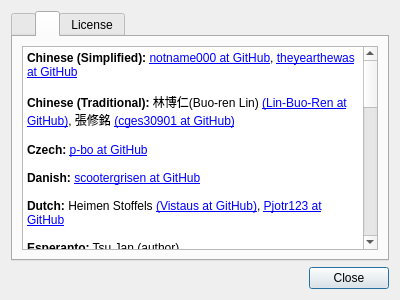
Old version of the form featherpad/about.ui in the repository vecnathewhisperd0/FeatherPad.
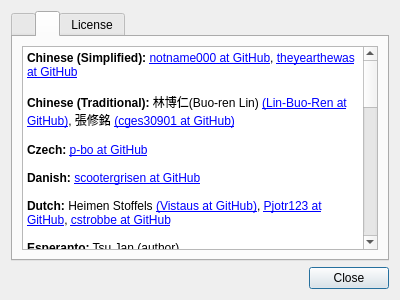
New version of the form. The open tabs and pages were chosen to show the change.

The edit to the form file:
```diff
--- a/featherpad/about.ui
+++ b/featherpad/about.ui
@@ -105,7 +105,7 @@
 &lt;p style=&quot;-qt-paragraph-type:empty; margin-top:0px; margin-bottom:0px; margin-left:0px; margin-right:0px; -qt-block-indent:0; text-indent:0px;&quot;&gt;&lt;br /&gt;&lt;/p&gt;
 &lt;p style=&quot; margin-top:0px; margin-bottom:0px; margin-left:0px; margin-right:0px; -qt-block-indent:0; text-indent:0px;&quot;&gt;&lt;span style=&quot; font-weight:600;&quot;&gt;Danish:&lt;/span&gt; &lt;a href=&quot;https://github.com/scootergrisen&quot;&gt;scootergrisen at GitHub&lt;/a&gt;&lt;/p&gt;
 &lt;p style=&quot;-qt-paragraph-type:empty; margin-top:0px; margin-bottom:0px; margin-left:0px; margin-right:0px; -qt-block-indent:0; text-indent:0px;&quot;&gt;&lt;br /&gt;&lt;/p&gt;
-&lt;p style=&quot; margin-top:0px; margin-bottom:0px; margin-left:0px; margin-right:0px; -qt-block-indent:0; text-indent:0px;&quot;&gt;&lt;span style=&quot; font-weight:600;&quot;&gt;Dutch:&lt;/span&gt; Heimen Stoffels &lt;a href=&quot;https://github.com/Vistaus&quot;&gt;(Vistaus at GitHub)&lt;/a&gt;, &lt;a href=&quot;https://github.com/Pjotr123&quot;&gt;Pjotr123 at GitHub&lt;/a&gt;&lt;/p&gt;
+&lt;p style=&quot; margin-top:0px; margin-bottom:0px; margin-left:0px; margin-right:0px; -qt-block-indent:0; text-indent:0px;&quot;&gt;&lt;span style=&quot; font-weight:600;&quot;&gt;Dutch:&lt;/span&gt; Heimen Stoffels &lt;a href=&quot;https://github.com/Vistaus&quot;&gt;(Vistaus at GitHub)&lt;/a&gt;, &lt;a href=&quot;https://github.com/Pjotr123&quot;&gt;Pjotr123 at GitHub&lt;/a&gt;, &lt;a href=&quot;https://github.com/cstrobbe&quot;&gt;cstrobbe at GitHub&lt;/a&gt;&lt;/p&gt;
 &lt;p style=&quot;-qt-paragraph-type:empty; margin-top:0px; margin-bottom:0px; margin-left:0px; margin-right:0px; -qt-block-indent:0; text-indent:0px;&quot;&gt;&lt;br /&gt;&lt;/p&gt;
 &lt;p style=&quot; margin-top:0px; margin-bottom:0px; margin-left:0px; margin-right:0px; -qt-block-indent:0; text-indent:0px;&quot;&gt;&lt;span style=&quot; font-weight:600;&quot;&gt;Esperanto:&lt;/span&gt; Tsu Jan (author)&lt;/p&gt;
 &lt;p style=&quot;-qt-paragraph-type:empty; margin-top:0px; margin-bottom:0px; margin-left:0px; margin-right:0px; -qt-block-indent:0; text-indent:0px;&quot;&gt;&lt;br /&gt;&lt;/p&gt;
@@ -121,7 +121,7 @@
 &lt;p style=&quot;-qt-paragraph-type:empty; margin-top:0px; margin-bottom:0px; margin-left:0px; margin-right:0px; -qt-block-indent:0; text-indent:0px;&quot;&gt;&lt;br /&gt;&lt;/p&gt;
 &lt;p style=&quot; margin-top:0px; margin-bottom:0px; margin-left:0px; margin-right:0px; -qt-block-indent:0; text-indent:0px;&quot;&gt;&lt;span style=&quot; font-weight:600;&quot;&gt;Lithuanian:&lt;/span&gt; &lt;a href=&quot;https://github.com/welaq&quot;&gt;welaq at GitHub&lt;/a&gt;
 &lt;p style=&quot;-qt-paragraph-type:empty; margin-top:0px; margin-bottom:0px; margin-left:0px; margin-right:0px; -qt-block-indent:0; text-indent:0px;&quot;&gt;&lt;br /&gt;&lt;/p&gt;
-&lt;p style=&quot; margin-top:0px; margin-bottom:0px; margin-left:0px; margin-right:0px; -qt-block-indent:0; text-indent:0px;&quot;&gt;&lt;span style=&quot; font-weight:600;&quot;&gt;Persian:&lt;/span&gt; Navid Emami &lt;a href=&quot;https://github.com/novid&quot;&gt;(novid at GitHub)&lt;/a&gt;, AatshG, Tsu Jan (author)&lt;/p&gt;
+&lt;p style=&quot; margin-top:0px; margin-bottom:0px; margin-left:0px; margin-right:0px; -qt-block-indent:0; text-indent:0px;&quot;&gt;&lt;span style=&quot; font-weight:600;&quot;&gt;Persian:&lt;/span&gt; Novid Emami &lt;a href=&quot;https://github.com/novid&quot;&gt;(novid at GitHub)&lt;/a&gt;, AatshG, Tsu Jan (author)&lt;/p&gt;
 &lt;p style=&quot;-qt-paragraph-type:empty; margin-top:0px; margin-bottom:0px; margin-left:0px; margin-right:0px; -qt-block-indent:0; text-indent:0px;&quot;&gt;&lt;br /&gt;&lt;/p&gt;
 &lt;p style=&quot; margin-top:0px; margin-bottom:0px; margin-left:0px; margin-right:0px; -qt-block-indent:0; text-indent:0px;&quot;&gt;&lt;span style=&quot; font-weight:600;&quot;&gt;Polish:&lt;/span&gt; Marcin Mikołajczak &lt;a href=&quot;https://github.com/m4sk1n&quot;&gt;(m4sk1n at GitHub)&lt;/a&gt;&lt;/p&gt;
 &lt;p style=&quot;-qt-paragraph-type:empty; margin-top:0px; margin-bottom:0px; margin-left:0px; margin-right:0px; -qt-block-indent:0; text-indent:0px;&quot;&gt;&lt;br /&gt;&lt;/p&gt;
```
